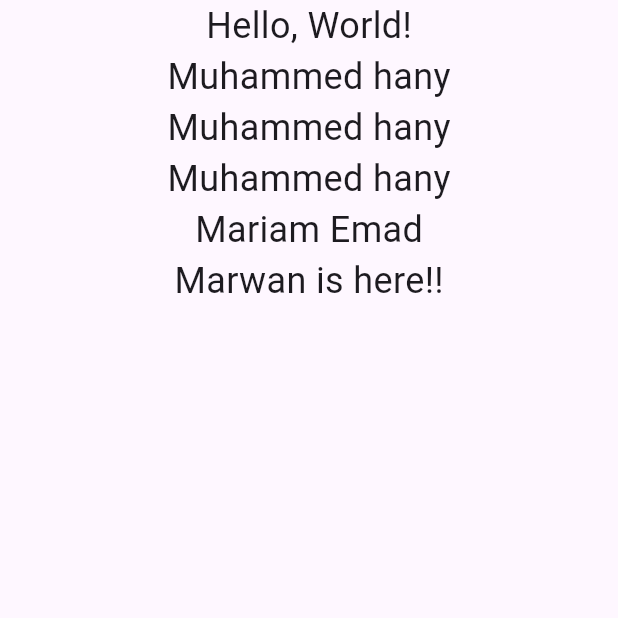
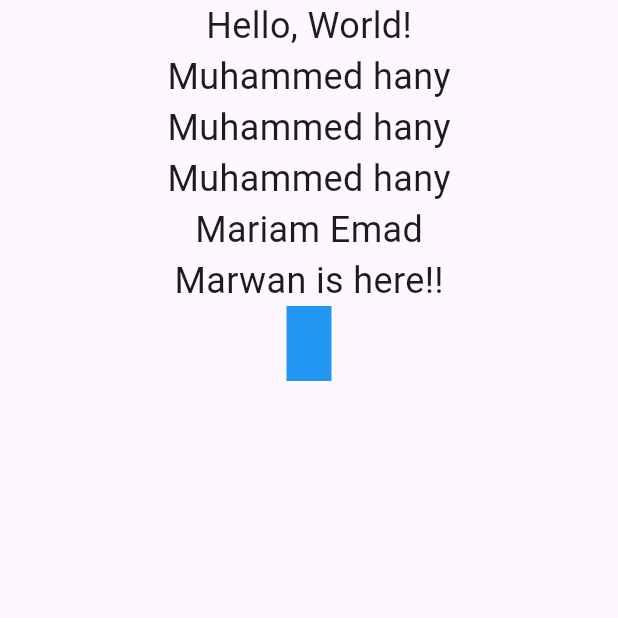
Before and after one commit to marrooov/teaming, a Flutter app: the screen it shows after launch, on a phone screen of 412 x 824 dp, the top half of it. Run offline on Flutter 3.47's test engine with Material 3 defaults, Android fonts, the phone set to English and light mode, and no system bars.

Commit message:
modifying(adding):author add Container

```diff
--- a/lib/main.dart
+++ b/lib/main.dart
@@ -33,6 +33,7 @@ class MyApp extends StatelessWidget {
             Center(
               child: Text('Marwan is here!!', style: TextStyle(fontSize: 24)),
             ),
+            Container(width: 30, height: 50, color: Colors.blue),
           ],
         ),
       ),
```
